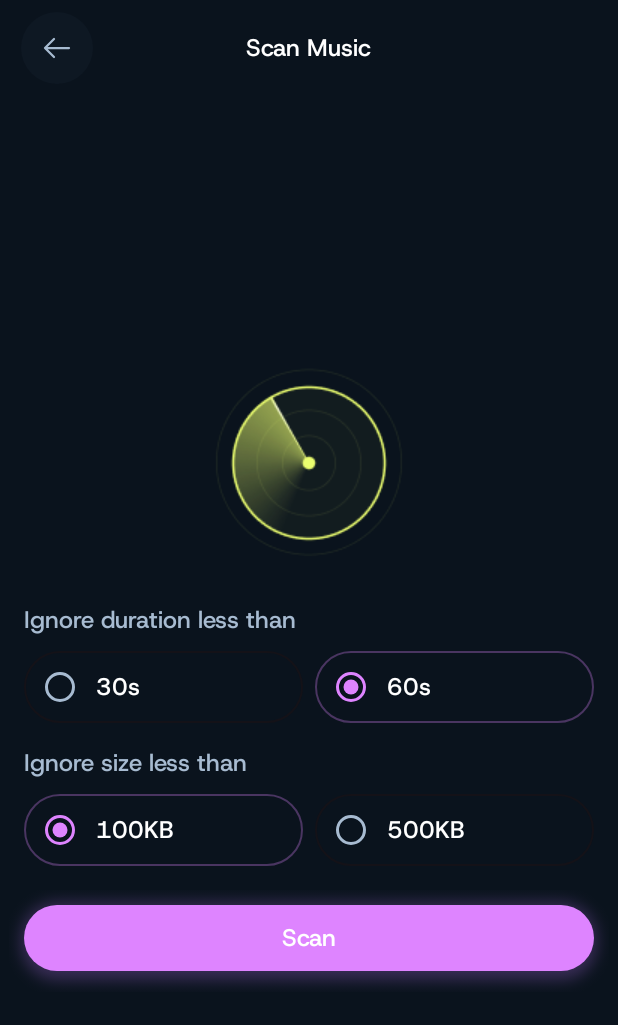
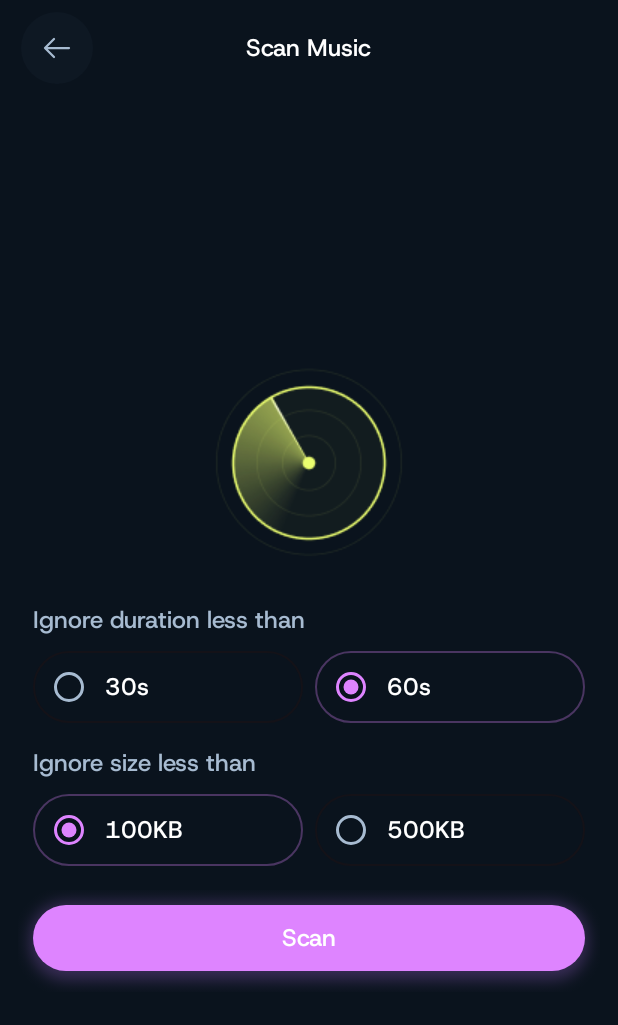
Before and after one commit to pex-1/VibePlayer, an Android app built with Jetpack Compose: the composable NavigationRoot shown on its own in the app's theme, after a tap on "Settings", on a phone screen of 412 x 824 dp. Shown: the top 1025 px of the screen. Run offline under Robolectric (Android 15) with nearby library versions, the phone set to English and light mode, and no system bars; our stand-ins replace Navigation 3, Timber.

Commit message:
VibePlayer milestone1 - small improvements

```diff
--- a/app/src/main/java/com/example/vibeplayer/core/playback/PlaybackController.kt
+++ b/app/src/main/java/com/example/vibeplayer/core/playback/PlaybackController.kt
@@ -100,11 +100,16 @@ class PlaybackController(
         }
     }
 
+    fun stop() {
+        if (player.isPlaying) {
+            player.pause()
+        }
+    }
+
     fun next() {
         if (currentIndex < playlist.lastIndex) {
             currentIndex++
             player.seekToDefaultPosition(currentIndex)
-            player.playWhenReady = true
         }
     }
 
@@ -112,7 +117,6 @@ class PlaybackController(
         if (currentIndex > 0) {
             currentIndex--
             player.seekToDefaultPosition(currentIndex)
-            player.playWhenReady = true
         }
     }
 }
--- a/app/src/main/java/com/example/vibeplayer/feature/nowplaying/NowPlayingViewModel.kt
+++ b/app/src/main/java/com/example/vibeplayer/feature/nowplaying/NowPlayingViewModel.kt
@@ -45,7 +45,7 @@ class NowPlayingViewModel(
 
     override fun onCleared() {
         super.onCleared()
-        playbackController.play()
+        playbackController.stop()
     }
 
     fun onAction(action: NowPlayingActions) {
--- a/app/src/main/java/com/example/vibeplayer/feature/permission/PermissionScreen.kt
+++ b/app/src/main/java/com/example/vibeplayer/feature/permission/PermissionScreen.kt
@@ -10,10 +10,12 @@ import androidx.compose.foundation.layout.Arrangement
 import androidx.compose.foundation.layout.Box
 import androidx.compose.foundation.layout.Column
 import androidx.compose.foundation.layout.Spacer
+import androidx.compose.foundation.layout.fillMaxHeight
 import androidx.compose.foundation.layout.fillMaxSize
 import androidx.compose.foundation.layout.fillMaxWidth
 import androidx.compose.foundation.layout.padding
 import androidx.compose.foundation.layout.size
+import androidx.compose.foundation.layout.widthIn
 import androidx.compose.material3.MaterialTheme
 import androidx.compose.material3.Text
 import androidx.compose.runtime.Composable
@@ -36,8 +38,6 @@ import com.example.vibeplayer.core.presentation.designsystem.components.VibePlay
 import com.example.vibeplayer.core.presentation.designsystem.theme.VibePlayerIcons
 import com.example.vibeplayer.core.presentation.designsystem.theme.VibePlayerTheme
 import com.example.vibeplayer.core.presentation.designsystem.theme.bodyMediumRegular
-import com.example.vibeplayer.core.presentation.designsystem.theme.textPrimary
-import com.example.vibeplayer.core.presentation.designsystem.theme.textSecondary
 import org.koin.androidx.compose.koinViewModel
 
 @Composable
@@ -48,7 +48,7 @@ fun PermissionScreenRoot(
     val permissionUiState by viewModel.permissionUiState.collectAsStateWithLifecycle()
 
     PermissionScreen(permissionUiState) { action ->
-        when(action) {
+        when (action) {
             is PermissionActions.NavigateMainPage -> onNavigateToMain()
             else -> viewModel.onActions(action)
         }
@@ -74,6 +74,7 @@ fun PermissionScreen(
                     onActions(PermissionActions.NavigateMainPage)
                 }
             }
+
             else -> {}
         }
     }
@@ -84,9 +85,6 @@ fun PermissionScreen(
             if (hasGranted) {
                 onActions(PermissionActions.NavigateMainPage)
             } else {
-                //Check if permanently denied
-                //this will set automatically true if the user deny permission twice since
-                //it's handled internally by android studio
                 val permanentlyDenied =
                     !ActivityCompat.shouldShowRequestPermissionRationale(activity, permission)
                 if (permanentlyDenied) {
@@ -98,9 +96,13 @@ fun PermissionScreen(
 
     Box(
         modifier = Modifier.fillMaxSize(),
+        contentAlignment = Alignment.Center
     ) {
         Column(
-            modifier = Modifier.fillMaxSize(),
+            modifier = Modifier
+                .padding(horizontal = 16.dp)
+                .widthIn(max = 380.dp)
+                .fillMaxHeight(),
             verticalArrangement = Arrangement.Center,
             horizontalAlignment = Alignment.CenterHorizontally
         ) {
@@ -111,21 +113,20 @@ fun PermissionScreen(
             )
 
             Text(
-                modifier = Modifier.padding(top = 28.dp),
+                modifier = Modifier.padding(top = 20.dp),
                 text = stringResource(R.string.app_name),
                 style = MaterialTheme.typography.titleLarge
             )
 
             Text(
-                modifier = Modifier.padding(top = 4.dp),
+                modifier = Modifier.padding(top = 4.dp, bottom = 20.dp),
                 text = stringResource(R.string.access_needed_string),
                 style = MaterialTheme.typography.bodyMediumRegular,
+                minLines = 2,
                 textAlign = TextAlign.Center
             )
 
-            Spacer(modifier = Modifier.padding(bottom = 16.dp))
-
-            VibePlayerPrimaryButton (
+            VibePlayerPrimaryButton(
                 text = stringResource(R.string.allow_access),
             ) {
                 permissionLauncher.launch(permission)
--- a/app/src/main/java/com/example/vibeplayer/feature/settings/SettingsScreen.kt
+++ b/app/src/main/java/com/example/vibeplayer/feature/settings/SettingsScreen.kt
@@ -8,21 +8,24 @@ import androidx.compose.animation.core.rememberInfiniteTransition
 import androidx.compose.animation.core.tween
 import androidx.compose.foundation.Image
 import androidx.compose.foundation.layout.Arrangement
+import androidx.compose.foundation.layout.Box
 import androidx.compose.foundation.layout.Column
 import androidx.compose.foundation.layout.Spacer
+import androidx.compose.foundation.layout.fillMaxHeight
 import androidx.compose.foundation.layout.fillMaxSize
 import androidx.compose.foundation.layout.fillMaxWidth
 import androidx.compose.foundation.layout.padding
 import androidx.compose.foundation.layout.size
+import androidx.compose.foundation.layout.widthIn
 import androidx.compose.runtime.Composable
 import androidx.compose.runtime.getValue
 import androidx.compose.runtime.mutableFloatStateOf
-import androidx.compose.runtime.mutableStateOf
 import androidx.compose.runtime.remember
 import androidx.compose.runtime.setValue
 import androidx.compose.ui.Alignment
 import androidx.compose.ui.Modifier
 import androidx.compose.ui.draw.rotate
+import androidx.compose.ui.tooling.preview.Devices
 import androidx.compose.ui.tooling.preview.Preview
 import androidx.compose.ui.unit.dp
 import androidx.lifecycle.compose.collectAsStateWithLifecycle
@@ -39,9 +42,8 @@ fun SettingsScreenRoot(
     onBackClick: () -> Unit
 ) {
     val state by viewMode.state.collectAsStateWithLifecycle()
-    ObserveAsEvents(flow = viewMode.event) {
-        event ->
-        when(event) {
+    ObserveAsEvents(flow = viewMode.event) { event ->
+        when (event) {
             is SettingsEvents.OnNavigateBack -> onBackClick()
         }
     }
@@ -82,9 +84,16 @@ fun SettingsScreen(
         rotationAngle = 0f
     }
 
+    Box(
+        modifier = Modifier.fillMaxSize(),
+        contentAlignment = Alignment.Center
+    ) {
+
+
         Column(
             modifier = Modifier
-            .fillMaxSize()
+                .fillMaxHeight()
+                .widthIn(max = 400.dp)
                 .padding(horizontal = 16.dp),
             horizontalAlignment = Alignment.CenterHorizontally,
             verticalArrangement = Arrangement.Center
@@ -99,7 +108,6 @@ fun SettingsScreen(
             )
 
             Spacer(modifier = Modifier.size(24.dp))
-
 
             SettingsControlComponent(
                 title = "Ignore duration less than",
@@ -133,10 +141,12 @@ fun SettingsScreen(
                 }
             )
         }
-
+    }
 }
 
-@Preview(showBackground = true)
+@Preview(
+    showBackground = true
+)
 @Composable
 private fun SettingsScreenPreview() {
     VibePlayerTheme {
--- a/app/src/main/res/values/strings.xml
+++ b/app/src/main/res/values/strings.xml
@@ -1,7 +1,7 @@
 <resources>
     <string name="app_name">VibePlayer</string>
     <string name="logo_image">Logo Image</string>
-    <string name="access_needed_string">VibePlayer needs access to your music files to build\nyour library and play songs</string>
+    <string name="access_needed_string">VibePlayer needs access to your music files to build your library and play songs</string>
     <string name="allow_access">Allow Access</string>
 
     <string name="permission_denied">Permission Denied</string>
```
Lines whose indentation alone changed are shown as unchanged.
